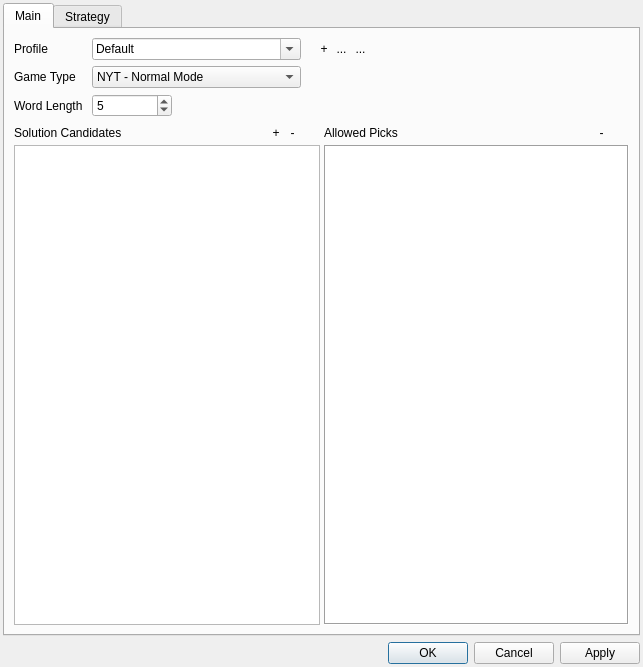
This is ui/preferences.ui in moltencrux/wordlesmash as Qt 5 draws it before an edit. The edited form follows.
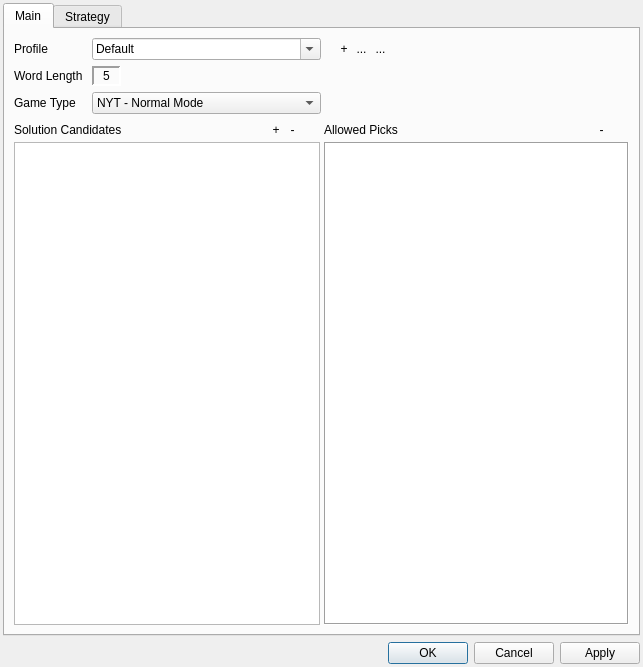
This is the edited form. The open tabs and pages were chosen to show the change. Icons and pictures are not drawn. Custom widgets are drawn as their Qt base class.

Commit message:
Word lengh now fixed after profile ceation.
Changed the word length to be immutable after initial profile creation
Profile name and length dialog added.

Patch:
```diff
--- a/ui/preferences.ui
+++ b/ui/preferences.ui
@@ -62,39 +62,36 @@
          <attribute name="title">
           <string>Main</string>
          </attribute>
-         <layout class="QGridLayout" name="gridLayout" columnstretch="0,1,1,0,1,1">
+         <layout class="QGridLayout" name="gridLayout" columnstretch="0,1,1,0,1,1,0">
           <property name="leftMargin">
            <number>9</number>
           </property>
-          <item row="2" column="1">
-           <widget class="QSpinBox" name="wordLengthSpinBox">
+          <item row="2" column="1" colspan="3">
+           <widget class="QComboBox" name="gameTypeComboBox">
             <property name="sizePolicy">
-             <sizepolicy hsizetype="Fixed" vsizetype="Fixed">
+             <sizepolicy hsizetype="MinimumExpanding" vsizetype="Fixed">
               <horstretch>0</horstretch>
               <verstretch>0</verstretch>
              </sizepolicy>
             </property>
-            <property name="minimumSize">
-             <size>
-              <width>80</width>
-              <height>0</height>
-             </size>
-            </property>
-            <property name="alignment">
-             <set>Qt::AlignmentFlag::AlignLeading|Qt::AlignmentFlag::AlignLeft|Qt::AlignmentFlag::AlignVCenter</set>
-            </property>
-            <property name="minimum">
-             <number>1</number>
-            </property>
-            <property name="maximum">
-             <number>20</number>
-            </property>
-            <property name="value">
-             <number>5</number>
-            </property>
+            <item>
+             <property name="text">
+              <string>NYT - Normal Mode</string>
+             </property>
+            </item>
+            <item>
+             <property name="text">
+              <string>NYT - Hard Mode</string>
+             </property>
+            </item>
+            <item>
+             <property name="text">
+              <string>Absurdle</string>
+             </property>
+            </item>
            </widget>
           </item>
-          <item row="0" column="1" colspan="2">
+          <item row="0" column="1" colspan="3">
            <widget class="QComboBox" name="profileComboBox">
             <property name="sizePolicy">
              <sizepolicy hsizetype="MinimumExpanding" vsizetype="Fixed">
@@ -112,7 +109,128 @@
             </item>
            </widget>
           </item>
-          <item row="3" column="0" colspan="6">
+          <item row="0" column="4">
+           <widget class="QFrame" name="profileButtonsFrame">
+            <property name="sizePolicy">
+             <sizepolicy hsizetype="Fixed" vsizetype="Preferred">
+              <horstretch>0</horstretch>
+              <verstretch>0</verstretch>
+             </sizepolicy>
+            </property>
+            <property name="lineWidth">
+             <number>0</number>
+            </property>
+            <layout class="QHBoxLayout" name="horizontalLayout_4">
+             <property name="spacing">
+              <number>0</number>
+             </property>
+             <property name="topMargin">
+              <number>0</number>
+             </property>
+             <property name="rightMargin">
+              <number>0</number>
+             </property>
+             <property name="bottomMargin">
+              <number>0</number>
+             </property>
+             <item>
+              <widget class="QToolButton" name="addProfileButton">
+               <property name="styleSheet">
+                <string notr="true">border: none</string>
+               </property>
+               <property name="text">
+                <string>+</string>
+               </property>
+               <property name="icon">
+                <iconset theme="list-add"/>
+               </property>
+              </widget>
+             </item>
+             <item>
+              <widget class="QToolButton" name="removeProfileButton">
+               <property name="styleSheet">
+                <string notr="true">border: none</string>
+               </property>
+               <property name="text">
+                <string>...</string>
+               </property>
+               <property name="icon">
+                <iconset theme="list-remove"/>
+               </property>
+              </widget>
+             </item>
+             <item>
+              <widget class="QToolButton" name="copyProfileButton">
+               <property name="styleSheet">
+                <string notr="true">border: none</string>
+               </property>
+               <property name="text">
+                <string>...</string>
+               </property>
+               <property name="icon">
+                <iconset theme="edit-copy"/>
+               </property>
+              </widget>
+             </item>
+            </layout>
+           </widget>
+          </item>
+          <item row="0" column="5" colspan="2">
+           <spacer name="horizontalSpacer_8">
+            <property name="orientation">
+             <enum>Qt::Orientation::Horizontal</enum>
+            </property>
+            <property name="sizeHint" stdset="0">
+             <size>
+              <width>40</width>
+              <height>20</height>
+             </size>
+            </property>
+           </spacer>
+          </item>
+          <item row="2" column="6">
+           <spacer name="horizontalSpacer_7">
+            <property name="orientation">
+             <enum>Qt::Orientation::Horizontal</enum>
+            </property>
+            <property name="sizeHint" stdset="0">
+             <size>
+              <width>40</width>
+              <height>20</height>
+             </size>
+            </property>
+           </spacer>
+          </item>
+          <item row="2" column="0">
+           <widget class="QLabel" name="gameTypeLabel">
+            <property name="sizePolicy">
+             <sizepolicy hsizetype="Fixed" vsizetype="Preferred">
+              <horstretch>0</horstretch>
+              <verstretch>0</verstretch>
+             </sizepolicy>
+            </property>
+            <property name="text">
+             <string>Game Type</string>
+            </property>
+           </widget>
+          </item>
+          <item row="1" column="0">
+           <widget class="QLabel" name="wordLengthLabel">
+            <property name="sizePolicy">
+             <sizepolicy hsizetype="Fixed" vsizetype="Preferred">
+              <horstretch>0</horstretch>
+              <verstretch>0</verstretch>
+             </sizepolicy>
+            </property>
+            <property name="text">
+             <string>Word Length </string>
+            </property>
+            <property name="margin">
+             <number>0</number>
+            </property>
+           </widget>
+          </item>
+          <item row="4" column="0" colspan="7">
            <widget class="QFrame" name="frame">
             <layout class="QHBoxLayout" name="horizontalLayout_8">
              <property name="spacing">
@@ -390,86 +508,6 @@
             </layout>
            </widget>
           </item>
-          <item row="1" column="1" colspan="2">
-           <widget class="QComboBox" name="gameTypeComboBox">
-            <property name="sizePolicy">
-             <sizepolicy hsizetype="MinimumExpanding" vsizetype="Fixed">
-              <horstretch>0</horstretch>
-              <verstretch>0</verstretch>
-             </sizepolicy>
-            </property>
-            <item>
-             <property name="text">
-              <string>NYT - Normal Mode</string>
-             </property>
-            </item>
-            <item>
-             <property name="text">
-              <string>NYT - Hard Mode</string>
-             </property>
-            </item>
-            <item>
-             <property name="text">
-              <string>Absurdle</string>
-             </property>
-            </item>
-           </widget>
-          </item>
-          <item row="0" column="4" colspan="2">
-           <spacer name="horizontalSpacer_8">
-            <property name="orientation">
-             <enum>Qt::Orientation::Horizontal</enum>
-            </property>
-            <property name="sizeHint" stdset="0">
-             <size>
-              <width>40</width>
-              <height>20</height>
-             </size>
-            </property>
-           </spacer>
-          </item>
-          <item row="1" column="5">
-           <spacer name="horizontalSpacer_7">
-            <property name="orientation">
-             <enum>Qt::Orientation::Horizontal</enum>
-            </property>
-            <property name="sizeHint" stdset="0">
-             <size>
-              <width>40</width>
-              <height>20</height>
-             </size>
-            </property>
-           </spacer>
-          </item>
-          <item row="2" column="0">
-           <widget class="QLabel" name="wordLengthLabel">
-            <property name="sizePolicy">
-             <sizepolicy hsizetype="Fixed" vsizetype="Preferred">
-              <horstretch>0</horstretch>
-              <verstretch>0</verstretch>
-             </sizepolicy>
-            </property>
-            <property name="text">
-             <string>Word Length </string>
-            </property>
-            <property name="margin">
-             <number>0</number>
-            </property>
-           </widget>
-          </item>
-          <item row="1" column="0">
-           <widget class="QLabel" name="gameTypeLabel">
-            <property name="sizePolicy">
-             <sizepolicy hsizetype="Fixed" vsizetype="Preferred">
-              <horstretch>0</horstretch>
-              <verstretch>0</verstretch>
-             </sizepolicy>
-            </property>
-            <property name="text">
-             <string>Game Type</string>
-            </property>
-           </widget>
-          </item>
           <item row="0" column="0">
            <widget class="QLabel" name="profileLabel">
             <property name="sizePolicy">
@@ -483,70 +521,38 @@
             </property>
            </widget>
           </item>
-          <item row="0" column="3">
-           <widget class="QFrame" name="profileButtonsFrame">
+          <item row="1" column="1">
+           <widget class="QLabel" name="wordLengthDisplayLabel">
             <property name="sizePolicy">
              <sizepolicy hsizetype="Fixed" vsizetype="Preferred">
               <horstretch>0</horstretch>
               <verstretch>0</verstretch>
              </sizepolicy>
             </property>
+            <property name="toolTip">
+             <string>The word length for a profile is fixed after creation.</string>
+            </property>
+            <property name="styleSheet">
+             <string notr="true">padding: 2px 10px;</string>
+            </property>
+            <property name="frameShape">
+             <enum>QFrame::Shape::Panel</enum>
+            </property>
+            <property name="frameShadow">
+             <enum>QFrame::Shadow::Sunken</enum>
+            </property>
             <property name="lineWidth">
+             <number>2</number>
+            </property>
+            <property name="midLineWidth">
              <number>0</number>
             </property>
-            <layout class="QHBoxLayout" name="horizontalLayout_4">
-             <property name="spacing">
-              <number>0</number>
-             </property>
-             <property name="topMargin">
-              <number>0</number>
-             </property>
-             <property name="rightMargin">
-              <number>0</number>
-             </property>
-             <property name="bottomMargin">
-              <number>0</number>
-             </property>
-             <item>
-              <widget class="QToolButton" name="addProfileButton">
-               <property name="styleSheet">
-                <string notr="true">border: none</string>
-               </property>
-               <property name="text">
-                <string>+</string>
-               </property>
-               <property name="icon">
-                <iconset theme="list-add"/>
-               </property>
-              </widget>
-             </item>
-             <item>
-              <widget class="QToolButton" name="removeProfileButton">
-               <property name="styleSheet">
-                <string notr="true">border: none</string>
-               </property>
-               <property name="text">
-                <string>...</string>
-               </property>
-               <property name="icon">
-                <iconset theme="list-remove"/>
-               </property>
-              </widget>
-             </item>
-             <item>
-              <widget class="QToolButton" name="copyProfileButton">
-               <property name="styleSheet">
-                <string notr="true">border: none</string>
-               </property>
-               <property name="text">
-                <string>...</string>
-               </property>
-               <property name="icon">
-                <iconset theme="edit-copy"/>
-               </property>
-              </widget>
-             </item>
-            </layout>
+            <property name="text">
+             <string>5</string>
+            </property>
+            <property name="alignment">
+             <set>Qt::AlignmentFlag::AlignCenter</set>
+            </property>
            </widget>
           </item>
          </layout>
```
Left out of the diff: 2 changed lines with no effect on the pictures. The commit also changes 3 other files.
